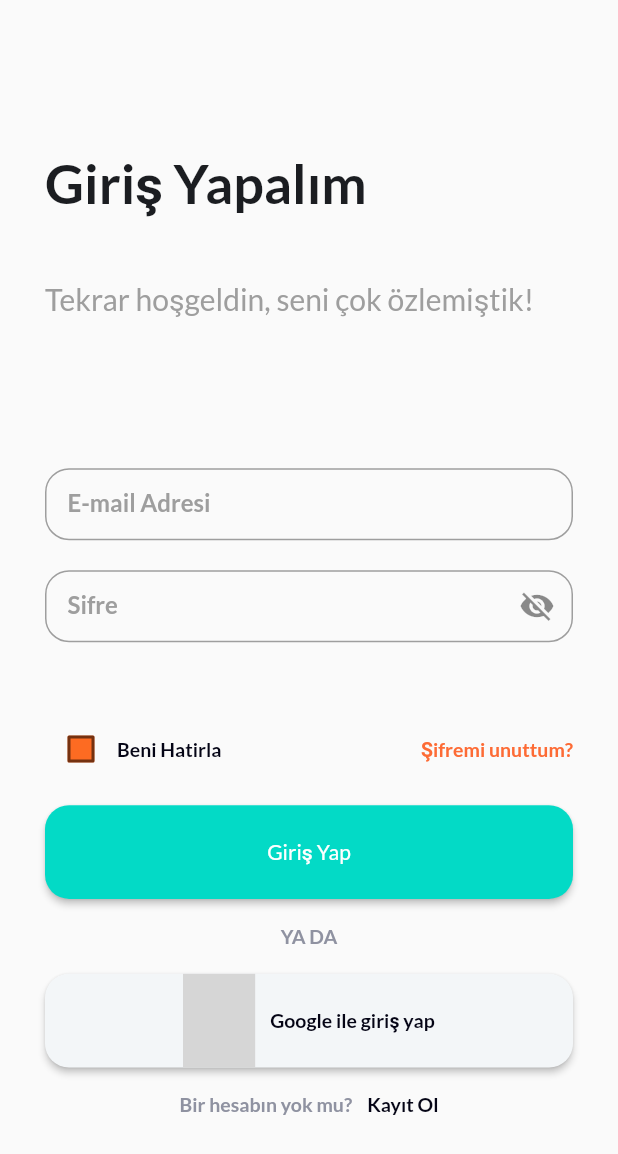
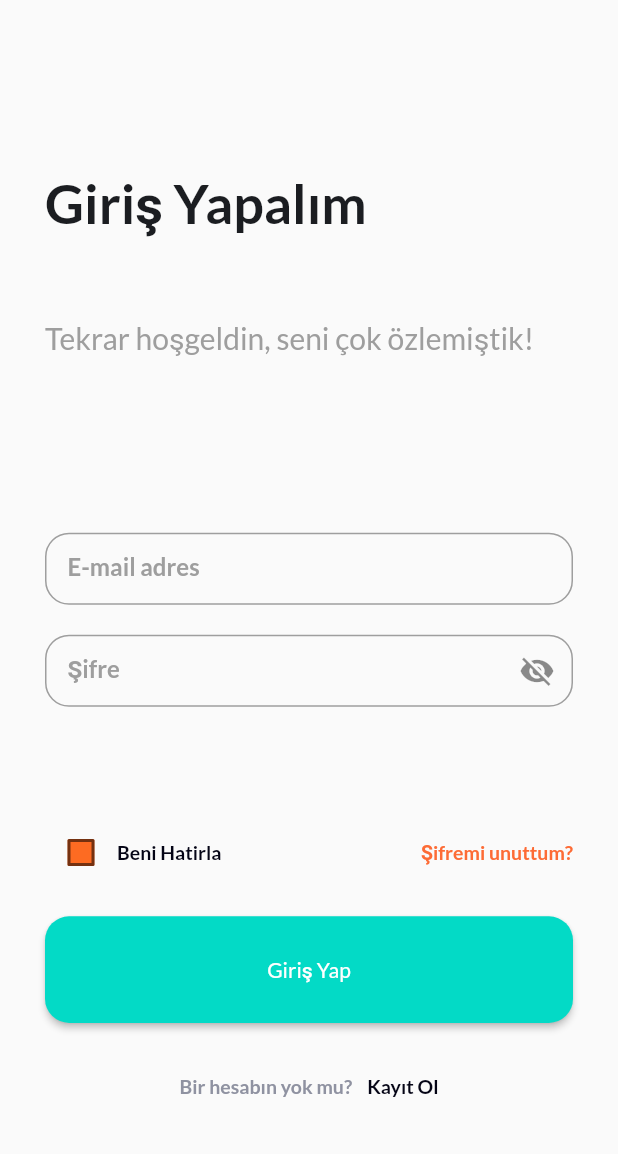
Before and after one commit to tahiruzelli/akan-mobile, a Flutter app: the screen it shows after launch, on a phone screen of 412 x 824 dp. Shown: the top 1154 px of the screen. Run offline on Flutter 3.47's test engine with Material 2 defaults, Android fonts, the phone set to English and light mode, and no system bars; our stand-ins replace flutter_svg, get, google_fonts; grey boxes are pictures that could not be loaded.

Commit message:
login register ui done

```diff
--- a/lib/Globals/widgets/custom_textfield.dart
+++ b/lib/Globals/widgets/custom_textfield.dart
@@ -1,15 +1,16 @@
 import 'package:akan_mobile/Globals/widgets/password_field.dart';
 import 'package:flutter/material.dart';
 
-class LoginFormField extends StatefulWidget {
-  const LoginFormField({
-    Key key,
-  }) : super(key: key);
+class CustomTextField extends StatefulWidget {
+  String labelText;
+  String hintText;
+
+  CustomTextField({this.labelText, this.hintText});
   @override
-  State<LoginFormField> createState() => _LoginFormFieldState();
+  State<CustomTextField> createState() => _LoginFormFieldState();
 }
 
-class _LoginFormFieldState extends State<LoginFormField> {
+class _LoginFormFieldState extends State<CustomTextField> {
   final _formKey = GlobalKey<FormState>();
   final TextEditingController _textFormEmailField = TextEditingController();
   final TextEditingController _textFormPasswordField = TextEditingController();
@@ -22,11 +23,9 @@ class _LoginFormFieldState extends State<LoginFormField> {
           children: [
             buildTextFormField(
               textFormEmailField: _textFormEmailField,
-              labelText: 'E-mail Adresi',
-              hintText: 'example@mail.com',
+              labelText: widget.labelText,
+              hintText: widget.hintText,
             ),
-            const SizedBox(height: 20),
-            PasswordField(controller: _textFormPasswordField),
           ],
         ));
   }
--- a/lib/Globals/widgets/password_field.dart
+++ b/lib/Globals/widgets/password_field.dart
@@ -22,7 +22,7 @@ class _PasswordFieldState extends State<PasswordField> {
       controller: widget.controller,
       obscureText: _isSecureText,
       decoration: InputDecoration(
-          labelText: 'Sifre',
+          labelText: 'Şifre',
           labelStyle: Theme.of(context).textTheme.caption?.copyWith(
               color: Theme.of(context).colorScheme.secondary, fontSize: 16),
           contentPadding:
--- a/lib/Views/Login/login_page.dart
+++ b/lib/Views/Login/login_page.dart
@@ -1,7 +1,10 @@
 import 'package:akan_mobile/Globals/constans/image_constans.dart';
 import 'package:akan_mobile/Globals/widgets/custom_textfield.dart';
+import 'package:akan_mobile/Globals/widgets/password_field.dart';
+import 'package:akan_mobile/Views/Register/register_page.dart';
 import 'package:flutter/material.dart';
 import 'package:flutter_svg/flutter_svg.dart';
+import 'package:get/get.dart';
 
 class LoginScreen extends StatefulWidget {
   const LoginScreen({Key key}) : super(key: key);
@@ -29,29 +32,38 @@ class _LoginScreenState extends State<LoginScreen> {
   Widget build(BuildContext context) {
     return Scaffold(
       body: Padding(
-        padding: EdgeInsets.only(left: 30, right: 30),
+        padding: const EdgeInsets.only(left: 30, right: 30),
         child: Center(
           child: Column(
             mainAxisAlignment: MainAxisAlignment.center,
             crossAxisAlignment: CrossAxisAlignment.start,
             children: [
-              Spacer(flex: 8),
-              Expanded(flex: 5, child: loginText()),
-              Spacer(flex: 2),
+              const Spacer(flex: 8),
+              const Expanded(flex: 5, child: loginText()),
+              const Spacer(flex: 2),
               Expanded(flex: 5, child: loginWelcomeText(context)),
-              Spacer(flex: 5),
-              Expanded(flex: 13, child: LoginFormField()),
-              Spacer(flex: 1),
+              const Spacer(flex: 5),
+              Expanded(
+                flex: 13,
+                child: Column(
+                  children: [
+                    CustomTextField(
+                      labelText: 'E-mail adres',
+                      hintText: 'example@mail.com',
+                    ),
+                    const SizedBox(height: 20),
+                    const PasswordField(),
+                  ],
+                ),
+              ),
+              const Spacer(flex: 1),
               Expanded(flex: 2, child: rememberMeAndForgetPassword(context)),
-              Spacer(flex: 2),
+              const Spacer(flex: 2),
               Expanded(flex: 5, child: loginButton(context)),
-              Spacer(flex: 1),
-              Expanded(flex: 2, child: chooseSelectionText(context)),
-              Spacer(flex: 1),
-              Expanded(flex: 5, child: googleLoginButton(context)),
-              Spacer(flex: 1),
+              const Spacer(flex: 1),
+              const Spacer(flex: 1),
               Expanded(flex: 2, child: registrationOption(context)),
-              Spacer(flex: 6),
+              const Spacer(flex: 6),
             ],
           ),
         ),
@@ -69,11 +81,16 @@ class _LoginScreenState extends State<LoginScreen> {
         ),
         const SizedBox(width: 10),
         InkWell(
-            child: Text('Kayıt Ol',
-                style: Theme.of(context)
-                    .textTheme
-                    .subtitle1
-                    ?.copyWith(color: Theme.of(context).colorScheme.primary)))
+          onTap: () {
+            Get.to(RegisterPage());
+          },
+          child: Text(
+            'Kayıt Ol',
+            style: Theme.of(context).textTheme.subtitle1?.copyWith(
+                  color: Theme.of(context).colorScheme.primary,
+                ),
+          ),
+        ),
       ],
     );
   }
--- a/lib/main.dart
+++ b/lib/main.dart
@@ -1,4 +1,5 @@
 import 'package:flutter/material.dart';
+import 'package:get/get_navigation/src/root/get_material_app.dart';
 import 'Globals/theme_manager.dart';
 import 'Views/Login/login_page.dart';
 
@@ -11,7 +12,7 @@ class MyApp extends StatelessWidget {
   const MyApp({Key key}) : super(key: key);
   @override
   Widget build(BuildContext context) {
-    return MaterialApp(
+    return GetMaterialApp(
       title: 'Akan - Acil Kan',
       debugShowCheckedModeBanner: false,
       theme: ThemeManager().appTheme,
--- a/pubspec.yaml
+++ b/pubspec.yaml
@@ -36,6 +36,7 @@ dependencies:
   cupertino_icons: ^1.0.2
   google_fonts: ^2.1.1
   flutter_svg: ^1.0.0
+  get: ^4.6.1
 
 dev_dependencies:
   flutter_test:
@@ -60,9 +61,8 @@ flutter:
   uses-material-design: true
 
   # To add assets to your application, add an assets section, like this:
-  # assets:
-  #   - images/a_dot_burr.jpeg
-  #   - images/a_dot_ham.jpeg
+  assets:
+    - assets/icons/
 
   # An image asset can refer to one or more resolution-specific "variants", see
   # https://flutter.dev/assets-and-images/#resolution-aware.
```
Also changed, not shown: lib/Views/Register/register_page.dart (added, +71 -0 lines), assets/icons/googleIcon.svg (added), pubspec.lock.
